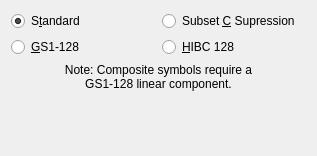
novcom/zint, file frontend_qt/grpC128.ui: the form before one commit.
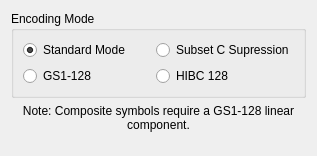
The form after the commit.

Diff of the .ui file:
```diff
--- a/frontend_qt/grpC128.ui
+++ b/frontend_qt/grpC128.ui
@@ -10,16 +10,29 @@
     <height>156</height>
    </rect>
   </property>
+  <property name="maximumSize">
+   <size>
+    <width>600</width>
+    <height>16777215</height>
+   </size>
+  </property>
   <property name="windowTitle">
    <string>Form</string>
   </property>
   <layout class="QVBoxLayout" name="verticalLayout">
    <item>
-    <layout class="QGridLayout" name="gridLayout">
+    <widget class="QGroupBox" name="groupBoxC128EncodingMode">
+     <property name="title">
+      <string>Encoding Mode</string>
+     </property>
+     <layout class="QGridLayout" name="gridLayoutC128EncodingMode">
+      <property name="sizeConstraint">
+       <enum>QLayout::SetMinimumSize</enum>
+      </property>
      <item row="0" column="0">
       <widget class="QRadioButton" name="radC128Stand">
        <property name="text">
-        <string>S&amp;tandard</string>
+         <string>Standard Mode</string>
        </property>
        <property name="checked">
         <bool>true</bool>
@@ -29,35 +42,51 @@
      <item row="0" column="1">
       <widget class="QRadioButton" name="radC128CSup">
        <property name="text">
-        <string>Subset &amp;C Supression</string>
+         <string>Subset C Supression</string>
        </property>
       </widget>
      </item>
      <item row="1" column="0">
       <widget class="QRadioButton" name="radC128EAN">
        <property name="text">
-        <string>&amp;GS1-128</string>
+         <string>GS1-128</string>
        </property>
       </widget>
      </item>
      <item row="1" column="1">
       <widget class="QRadioButton" name="radC128HIBC">
        <property name="text">
-        <string>&amp;HIBC 128</string>
+         <string>HIBC 128</string>
        </property>
       </widget>
      </item>
     </layout>
+    </widget>
    </item>
    <item>
-    <widget class="QLabel" name="lblC128">
+    <widget class="QLabel" name="noteC128CompositeEAN">
+     <property name="sizePolicy">
+      <sizepolicy hsizetype="Preferred" vsizetype="Fixed">
+       <horstretch>0</horstretch>
+       <verstretch>0</verstretch>
+      </sizepolicy>
+     </property>
+     <property name="font">
+      <font>
+       <pointsize>9</pointsize>
+      </font>
+     </property>
      <property name="text">
-      <string>&lt;!DOCTYPE HTML PUBLIC &quot;-//W3C//DTD HTML 4.0//EN&quot; &quot;http://www.w3.org/TR/REC-html40/strict.dtd&quot;&gt;
-&lt;html&gt;&lt;head&gt;&lt;meta name=&quot;qrichtext&quot; content=&quot;1&quot; /&gt;&lt;style type=&quot;text/css&quot;&gt;
-p, li { white-space: pre-wrap; }
-&lt;/style&gt;&lt;/head&gt;&lt;body style=&quot; font-family:'Sans Serif'; font-size:9pt; font-weight:400; font-style:normal;&quot;&gt;
-&lt;p align=&quot;center&quot; style=&quot; margin-top:0px; margin-bottom:0px; margin-left:0px; margin-right:0px; -qt-block-indent:0; text-indent:0px;&quot;&gt;Note: Composite symbols require a&lt;/p&gt;
-&lt;p align=&quot;center&quot; style=&quot; margin-top:0px; margin-bottom:0px; margin-left:0px; margin-right:0px; -qt-block-indent:0; text-indent:0px;&quot;&gt;GS1-128 linear component.&lt;/p&gt;&lt;/body&gt;&lt;/html&gt;</string>
+      <string>Note: Composite symbols require a GS1-128 linear component.</string>
+     </property>
+     <property name="textFormat">
+      <enum>Qt::PlainText</enum>
+     </property>
+     <property name="alignment">
+      <set>Qt::AlignCenter</set>
+     </property>
+     <property name="wordWrap">
+      <bool>true</bool>
      </property>
     </widget>
    </item>
```
Lines whose indentation alone changed are shown as unchanged.
